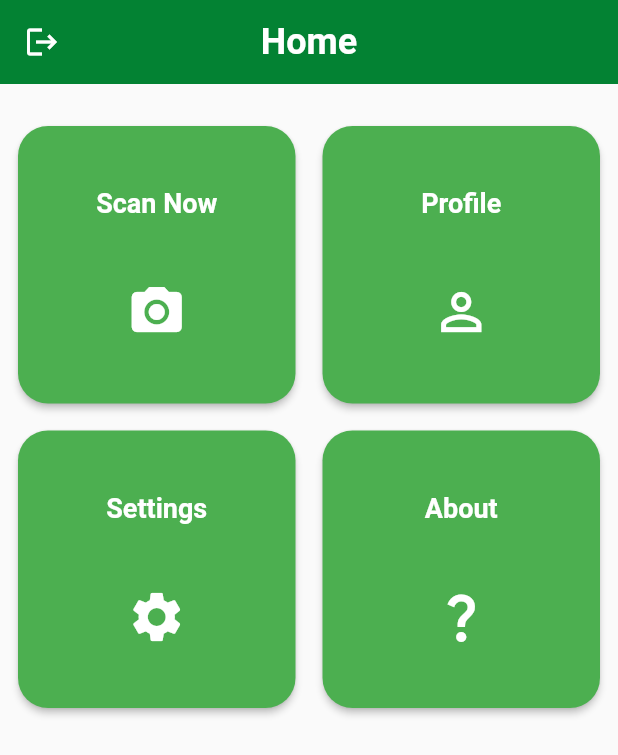
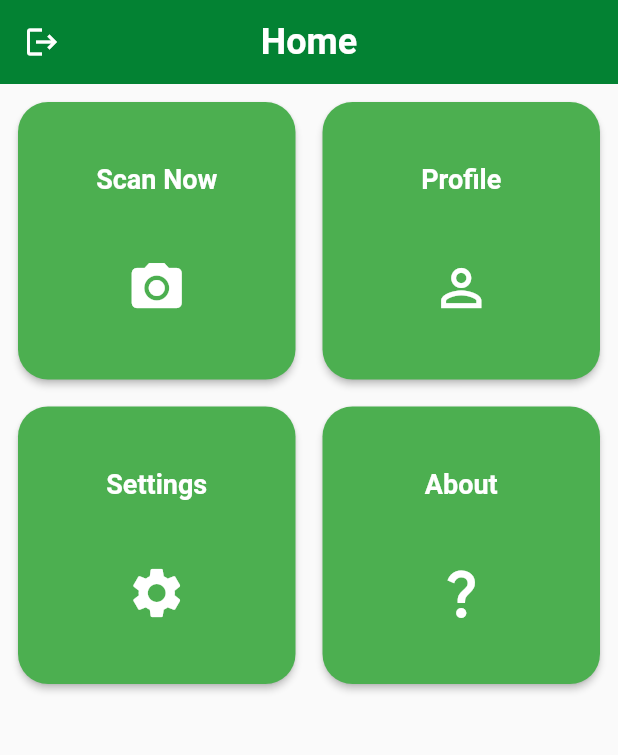
Before and after one commit to VictorDelamonica/NutriScan, a Flutter app: the HomePage screen opened directly, on a phone screen of 412 x 824 dp. Shown: the top 755 px of the screen. Run offline on Flutter 3.47's test engine with Material 2 defaults, Android fonts, the phone set to English and light mode, and no system bars; our stand-ins replace camera, firebase_auth, firebase_core, firebase_database; accounts and stored records are empty.

Commit message:
Minor fix after merge

```diff
--- a/lib/Pages/Home/home.dart
+++ b/lib/Pages/Home/home.dart
@@ -32,7 +32,6 @@ class _HomePageState extends State<HomePage> {
       body: Center(
         child: Column(
           children: [
-            Text(FirebaseAuth.instance.currentUser!.uid),
             Expanded(
               child: Stack(
                 children: [
```
